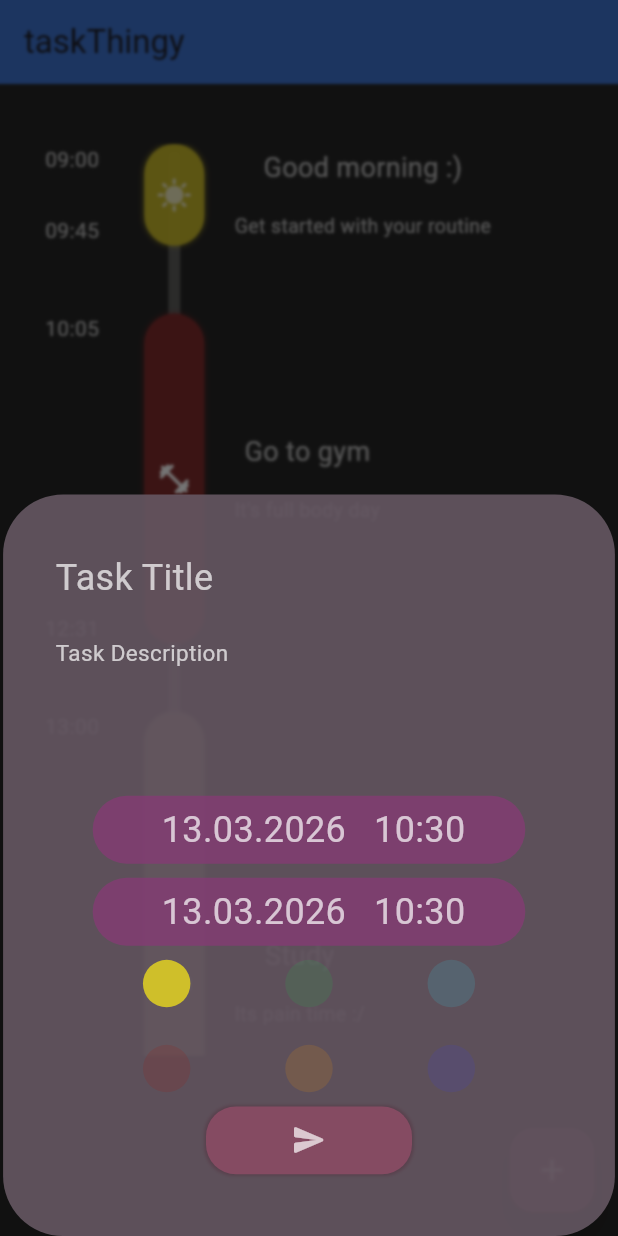
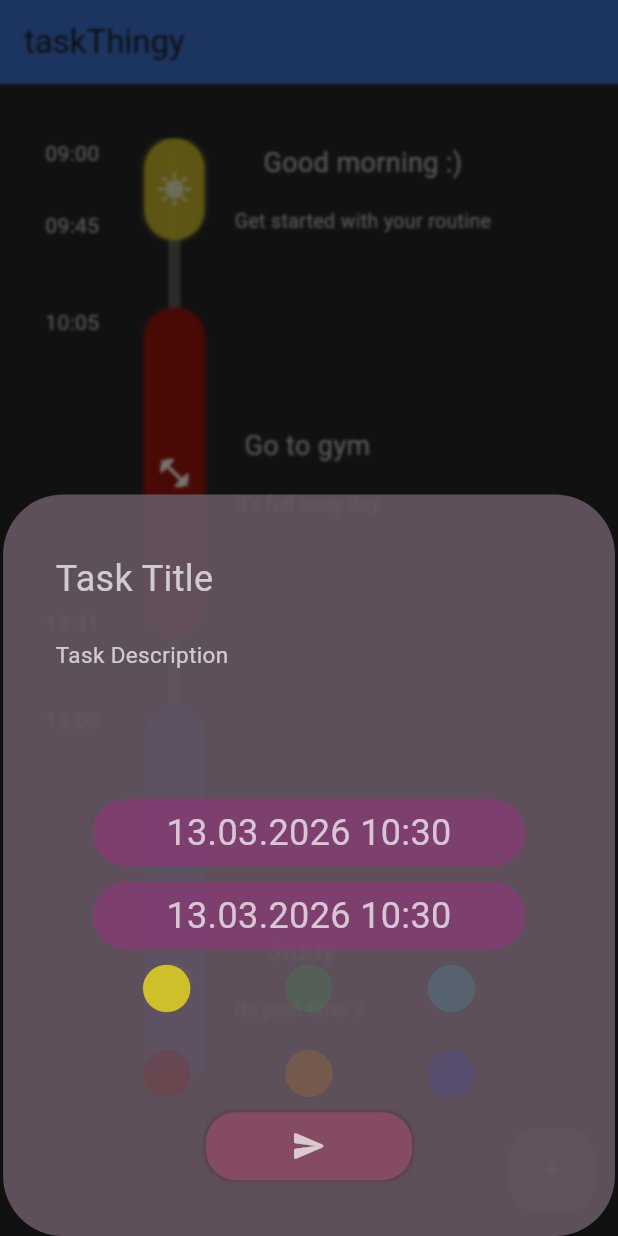
Before and after one commit to rohan-567/taskThingy, a Flutter app: the screen it shows after launch, after a tap on the "add" icon, on a phone screen of 412 x 824 dp. Run offline on Flutter 3.47's test engine with Material 3 defaults, Android fonts, the phone set to English and light mode, and no system bars; our stand-ins replace signals.

Commit message:
refactored code to make it more readable

```diff
--- a/lib/utils/layoutMath.dart
+++ b/lib/utils/layoutMath.dart
@@ -31,6 +31,18 @@ enum conversionFactors {
   timePixelFactor((100 / 60) / 911),
   bubbleWidthFactor(1 / 10.275);
 
+  EdgeInsetsGeometry getHomePagePadding(
+    double screenHeight,
+    double screenWidth,
+  ) {
+    return EdgeInsetsGeometry.directional(
+      top: screenHeight * (40 / 911),
+      bottom: screenHeight * (120 / 911),
+      start: screenWidth * (30 / 411),
+      end: screenWidth * (30 / 411),
+    );
+  }
+
   final double value;
 
   const conversionFactors(this.value);
--- /dev/null
+++ b/lib/utils/misc.dart
@@ -0,0 +1,11 @@
+extension dateFormatter on DateTime {
+  String toTaskFormat() {
+    String day = this.day < 10 ? "0${this.day}" : "${this.day}";
+    String month = this.month < 10 ? "0${this.month}" : "${this.month}";
+    String year = "${this.year}";
+    String hour = this.hour < 10 ? "0${this.hour}" : "${this.hour}";
+    String minute = this.minute < 10 ? "0${this.minute}" : "${this.minute}";
+
+    return "$day.$month.$year $hour:$minute";
+  }
+}
--- a/lib/utils/theme.dart
+++ b/lib/utils/theme.dart
@@ -15,6 +15,35 @@ enum colors {
   final Color color;
 
   const colors(this.color);
+
+  List<Color> getTaskColors() {
+    return [
+      brightYellow.color,
+      brightGreen.color,
+      cyan.color,
+      darkRed.color,
+      orange.color,
+      navyBlue.color,
+    ];
+  }
+}
+
+enum addTaskMenuColors {
+  menuBackgroundColor(Color.fromARGB(230, 101, 87, 98)),
+  timePickerButton(Color.fromARGB(209, 131, 59, 115));
+
+  final Color color;
+
+  const addTaskMenuColors(this.color);
+}
+
+enum homePageColors {
+  appBar(Color.fromARGB(202, 68, 137, 255)),
+  background(Color.fromARGB(255, 37, 36, 36));
+
+  final Color color;
+
+  const homePageColors(this.color);
 }
 
 enum textSizes {
--- a/lib/views/addTaskMenu.dart
+++ b/lib/views/addTaskMenu.dart
@@ -6,6 +6,7 @@ import 'package:signals/signals_flutter.dart';
 import 'package:task_thingy/utils/layoutMath.dart';
 import 'package:task_thingy/utils/theme.dart';
 import 'package:task_thingy/models/taskData.dart';
+import 'package:task_thingy/utils/misc.dart';
 
 var taskDraft = signal<TaskModel>(defaultTask);
 var selectedColorIndex = signal<int>(0);
@@ -26,14 +27,6 @@ class AddTaskMenu extends StatelessWidget {
   @override
   Widget build(BuildContext context) {
     taskDraft.value = defaultTask;
-    List<Color> colorChoices = [
-      colors.brightYellow.color,
-      colors.brightGreen.color,
-      colors.cyan.color,
-      colors.darkRed.color,
-      colors.orange.color,
-      colors.navyBlue.color,
-    ];
 
     return Padding(
       padding: EdgeInsets.only(
@@ -53,12 +46,7 @@ class AddTaskMenu extends StatelessWidget {
           alignment: Alignment.topLeft,
           decoration: BoxDecoration(
             borderRadius: BorderRadius.circular(40),
-            color: const Color.fromARGB(
-              209,
-              101,
-              87,
-              98,
-            ).withValues(alpha: 0.9),
+            color: addTaskMenuColors.menuBackgroundColor.color,
           ),
           width: TimeLineLayout.getScreenWidth(context) * 0.99,
           height: TimeLineLayout.getScreenHeight(context) * 0.6,
@@ -77,7 +65,7 @@ class AddTaskMenu extends StatelessWidget {
               ),
               timePickerButton(isStart: true),
               timePickerButton(isStart: false),
-              colorPicker(colorChoices: colorChoices),
+              colorPicker(colorChoices: colors.brightGreen.getTaskColors()),
               addButton(),
             ],
           ),
@@ -137,6 +125,27 @@ class TaskTextInput extends StatelessWidget {
   }
 }
 
+CupertinoDatePicker makeTimePicker(bool isStart, DateTime minimumDate) {
+  return CupertinoDatePicker(
+    minimumDate: minimumDate,
+    use24hFormat: true,
+    backgroundColor: Color.fromARGB(209, 101, 87, 98).withValues(alpha: 0.9),
+    mode: CupertinoDatePickerMode.dateAndTime,
+    initialDateTime: minimumDate,
+    onDateTimeChanged: (DateTime newDateTime) => {
+      taskDraft.value = isStart
+          ? taskDraft.value.copyWith(
+              startDate: newDateTime,
+              endDate: newDateTime,
+            )
+          : taskDraft.value.copyWith(endDate: newDateTime),
+      print(
+        "start: ${taskDraft.value.startDate}  end: ${taskDraft.value.endDate}",
+      ),
+    },
+  );
+}
+
 class timePickerButton extends StatelessWidget {
   final bool isStart;
 
@@ -149,43 +158,19 @@ class timePickerButton extends StatelessWidget {
 
       return GestureDetector(
         onTap: () async {
-          CupertinoDatePicker datePicker = CupertinoDatePicker(
-            minimumDate: minimumDate,
-            use24hFormat: true,
-            backgroundColor: Color.fromARGB(
-              209,
-              101,
-              87,
-              98,
-            ).withValues(alpha: 0.9),
-            mode: CupertinoDatePickerMode.dateAndTime,
-            initialDateTime: minimumDate,
-            onDateTimeChanged: (DateTime newDateTime) => {
-              taskDraft.value = isStart
-                  ? taskDraft.value.copyWith(
-                      startDate: newDateTime,
-                      endDate: newDateTime,
-                    )
-                  : taskDraft.value.copyWith(endDate: newDateTime),
-              print(
-                "start: ${taskDraft.value.startDate}  end: ${taskDraft.value.endDate}",
-              ),
-            },
-          );
+          CupertinoDatePicker datePicker = makeTimePicker(isStart, minimumDate);
 
           showCupertinoModalPopup(
             context: context,
             builder: (BuildContext context) => Container(
               decoration: BoxDecoration(
-                color: Color.fromARGB(209, 101, 87, 98).withValues(alpha: 0.9),
+                color: addTaskMenuColors.menuBackgroundColor.color,
               ),
               width: TimeLineLayout.getScreenWidth(context) * 0.99,
               height: TimeLineLayout.getScreenHeight(context) * 0.4,
               child: datePicker,
             ),
           );
-
-          // 3. THE CRITICAL FIX: Assign back to .value
         },
         child: Container(
           alignment: Alignment.center,
@@ -195,11 +180,14 @@ class timePickerButton extends StatelessWidget {
           width: TimeLineLayout.getScreenWidth(context) * 0.7,
           decoration: BoxDecoration(
             borderRadius: BorderRadius.circular(40),
-            color: const Color.fromARGB(209, 131, 59, 115),
+            color: addTaskMenuColors.timePickerButton.color,
           ),
           child: Text(
+            isStart
+                ? taskDraft.value.startDate.toTaskFormat()
+                : taskDraft.value.endDate.toTaskFormat(),
             textAlign: TextAlign.center,
-            " ${isStart ? zeroPrepend(taskDraft.value.startDate.day) : zeroPrepend(taskDraft.value.endDate.day)}.${isStart ? zeroPrepend(taskDraft.value.startDate.month) : zeroPrepend(taskDraft.value.endDate.month)}.${isStart ? taskDraft.value.startDate.year : taskDraft.value.endDate.year}   ${isStart ? zeroPrepend(taskDraft.value.startDate.hour) : zeroPrepend(taskDraft.value.endDate.hour)}:${isStart ? zeroPrepend(taskDraft.value.startDate.minute) : zeroPrepend(taskDraft.value.endDate.minute)}",
+
             style: TextStyle(
               color: colors.taskTextColor.color,
               fontSize: textSizes.addTaskTitle.textSize,
@@ -208,14 +196,6 @@ class timePickerButton extends StatelessWidget {
         ),
       );
     });
-  }
-}
-
-String zeroPrepend(int number) {
-  if (number < 10) {
-    return "0$number";
-  } else {
-    return "$number";
   }
 }
 
@@ -262,7 +242,6 @@ class colorPicker extends StatelessWidget {
 
   @override
   Widget build(BuildContext context) {
-    // TODO: implement build
     if (colorChoices.length < 6) {
       throw UnimplementedError();
     } else {
@@ -322,7 +301,7 @@ class addButton extends StatelessWidget {
                   TimeLineLayout.getScreenHeight(context) *
                   conversionFactors.taskVerticalSpacing.value,
             ) *
-            0.7,
+            0.6,
 
         height:
             TimeLineLayout.getScreenHeight(context) *
--- a/lib/views/homePage.dart
+++ b/lib/views/homePage.dart
@@ -1,9 +1,9 @@
 import 'package:flutter/material.dart';
+import 'package:task_thingy/utils/layoutMath.dart';
 import 'package:task_thingy/views/addTaskMenu.dart';
 import 'package:task_thingy/views/timeline.dart';
 import 'package:flutter/widget_previews.dart';
-
-//screen height 911 width: 411
+import 'package:task_thingy/utils/theme.dart';
 
 class MyHomePage extends StatelessWidget {
   const MyHomePage({super.key});
@@ -12,17 +12,15 @@ class MyHomePage extends StatelessWidget {
   Widget build(BuildContext context) {
     return Scaffold(
       persistentFooterAlignment: AlignmentDirectional.center,
-      backgroundColor: const Color.fromARGB(255, 37, 36, 36),
+      backgroundColor: homePageColors.background.color,
       appBar: AppBar(
         title: Text("taskThingy"),
-        backgroundColor: const Color.fromARGB(202, 68, 137, 255),
+        backgroundColor: homePageColors.appBar.color,
       ),
       body: Padding(
-        padding: EdgeInsetsGeometry.directional(
-          top: 40,
-          bottom: 120,
-          start: 30,
-          end: 30,
+        padding: conversionFactors.bubbleWidthFactor.getHomePagePadding(
+          TimeLineLayout.getScreenHeight(context),
+          TimeLineLayout.getScreenWidth(context),
         ),
         child: Timeline(),
       ),
@@ -35,11 +33,8 @@ class MyHomePage extends StatelessWidget {
             builder: (context) => const AddTaskMenu(),
           );
         },
-        backgroundColor: const Color.fromARGB(207, 143, 77, 103),
-        child: Icon(
-          Icons.add_rounded,
-          color: const Color.fromARGB(255, 215, 213, 214),
-        ),
+        backgroundColor: colors.buttonColor.color,
+        child: Icon(Icons.add_rounded, color: colors.taskTextColor.color),
       ),
       floatingActionButtonLocation: FloatingActionButtonLocation.endFloat,
     );
--- a/lib/views/timeline.dart
+++ b/lib/views/timeline.dart
@@ -31,7 +31,7 @@ class Timeline extends StatelessWidget {
         endDate: DateTime(2026, 3, 5, 12, 31),
         title: "Go to gym",
         description: "It's full body day",
-        bubbleColor: const Color.fromARGB(255, 129, 44, 44),
+        bubbleColor: colors.darkRed.color,
         iconColor: Colors.white,
         iconData: Icons.fitness_center_rounded,
       ).buildTask(),
@@ -40,13 +40,30 @@ class Timeline extends StatelessWidget {
         endDate: DateTime(2026, 3, 5, 17, 0),
         title: "Study",
         description: "Its pain time :/",
-        bubbleColor: const Color.fromARGB(255, 143, 146, 102),
+        bubbleColor: colors.navyBlue.color,
         iconColor: Colors.white,
         iconData: Icons.school_rounded,
       ).buildTask(),
     ];
 
-    List<Positioned> taskStackFactory(List<Task> tasks) {
+    return SingleChildScrollView(
+      scrollDirection: Axis.vertical,
+      child: SizedBox(
+        height: screenHeight * 2,
+        width: screenWidth,
+        child: Stack(
+          children: taskStackFactory(tasks, context, timelinePainter),
+        ),
+      ),
+    );
+  }
+}
+
+List<Positioned> taskStackFactory(
+  List<Task> tasks,
+  BuildContext context,
+  TimelinePainter timelinePainter,
+) {
   List<Positioned> taskStack = [
     Positioned(top: 0, child: CustomPaint(painter: timelinePainter)),
   ];
@@ -59,7 +76,8 @@ class Timeline extends StatelessWidget {
   );
 
   double minimumGap =
-          screenHeight * conversionFactors.taskVerticalSpacing.value;
+      TimeLineLayout.getScreenHeight(context) *
+      conversionFactors.taskVerticalSpacing.value;
 
   taskStack.add(Positioned(top: prevYposition, child: prevTask));
 
@@ -73,10 +91,7 @@ class Timeline extends StatelessWidget {
           conversionFactors.timePixelFactor.value;
 
   for (var i = 1; i < tasks.length; i++) {
-        double yPosition = tasks[i].getYposition(
-          tasks[i].startDateString,
-          context,
-        );
+    double yPosition = tasks[i].getYposition(tasks[i].startDateString, context);
     Task currentTask = tasks[i];
     double duration2 = TimeLineLayout.durationToHeight(
       currentTask.startDateString,
@@ -99,18 +114,6 @@ class Timeline extends StatelessWidget {
   }
 
   return taskStack;
-    }
-
-    print("Height: $screenHeight   ,  Width: $screenWidth");
-    return SingleChildScrollView(
-      scrollDirection: Axis.vertical,
-      child: SizedBox(
-        height: screenHeight * 2,
-        width: screenWidth,
-        child: Stack(children: taskStackFactory(tasks)),
-      ),
-    );
-  }
 }
 
 class TimelinePainter extends CustomPainter {
@@ -143,44 +146,3 @@ class TimelinePainter extends CustomPainter {
     return false;
   }
 }
-
-
-// class Timeline extends StatelessWidget {
-//   const Timeline({super.key});
-
-//   @override
-//   Widget build(BuildContext context) {
-//     Size dimensions = MediaQuery.of(context).size;
-//     double screenHeight = dimensions.height;
-//     double screenWidth = dimensions.width;
-//     TimelinePainter timelinePainter = TimelinePainter();
-//     timelinePainter.context = context;
-
-//     print("Height: $screenHeight   ,  Width: $screenWidth");
-//     return SingleChildScrollView(
-//       scrollDirection: Axis.vertical,
-//       child: SizedBox(
-//         height: screenHeight * 2,
-//         width: screenWidth,
-//         child: Stack(
-//           children: [
-//             CustomPaint(painter: timelinePainter),
-//             Column(
-//               spacing:
-//                   TimeLineLayout.getScreenHeight(context) *
-//                   conversionFactors.taskVerticalSpacing.value,
-//               children: [
-//                 Task(),
-//                 Task(
-//                   taskbubble: Taskbubble(bubbleHeight: 100),
-//                   tasktime: TaskTime(start: "11:00", end: "12:00"),
-//                 ),
-//                 Task(),
-//               ],
-//             ),
-//           ],
-//         ),
-//       ),
-//     );
-//   }
-// }
```
Lines whose indentation alone changed are shown as unchanged.
